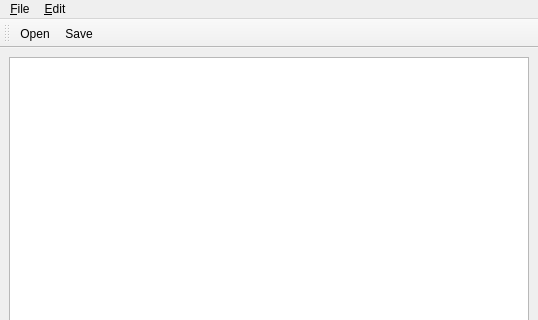
This is display-merger.ui in rpavlik/jconf-display-merger as Qt 5 draws it before an edit; both pictures show x 0 to 538 and y 0 to 320 of the 538 by 565 pixel window. The edited form follows.
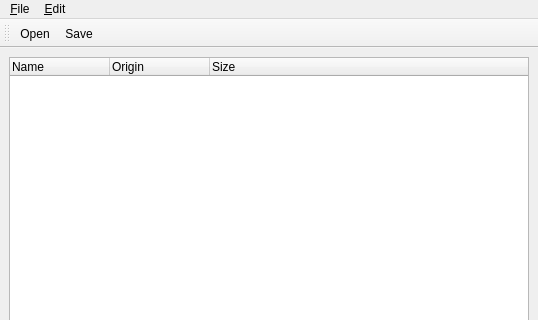
This is the edited form.

Commit message: add more columns to tree

```diff
--- a/display-merger.ui
+++ b/display-merger.ui
@@ -23,14 +23,33 @@
       <property name="selectionBehavior">
        <enum>QAbstractItemView::SelectItems</enum>
       </property>
-      <attribute name="headerVisible">
+      <property name="headerHidden">
        <bool>false</bool>
+      </property>
+      <property name="columnCount">
+       <number>3</number>
+      </property>
+      <attribute name="headerVisible">
+       <bool>true</bool>
+      </attribute>
+      <attribute name="headerCascadingSectionResizes">
+       <bool>true</bool>
       </attribute>
       <column>
        <property name="text">
         <string>Name</string>
        </property>
       </column>
+      <column>
+       <property name="text">
+        <string>Origin</string>
+       </property>
+      </column>
+      <column>
+       <property name="text">
+        <string>Size</string>
+       </property>
+      </column>
      </widget>
     </item>
     <item>
```
